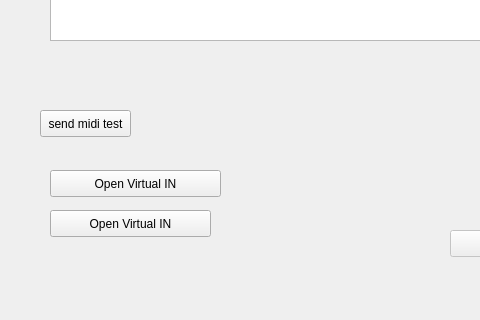
Before: the Qt Designer form cuteRTMIDI/mainwindow.ui in netpipe/MIDITools, drawn with Qt 5; both pictures show x 0 to 480 and y 280 to 600 of the 800 by 600 pixel window.
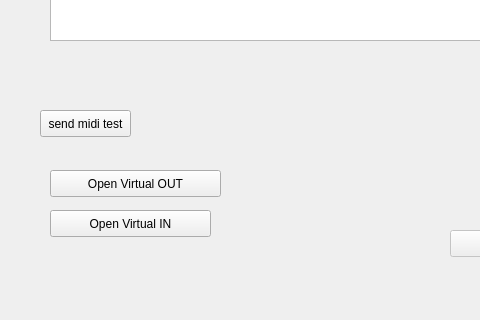
After: the same form once the commit is applied.

```diff
--- a/cuteRTMIDI/mainwindow.ui
+++ b/cuteRTMIDI/mainwindow.ui
@@ -86,7 +86,7 @@
      </rect>
     </property>
     <property name="text">
-     <string>Open Virtual IN</string>
+     <string>Open Virtual OUT</string>
     </property>
    </widget>
    <widget class="QPushButton" name="virtInBTN">
```
Left out of the diff: 2 changed lines with no effect on the pictures.
